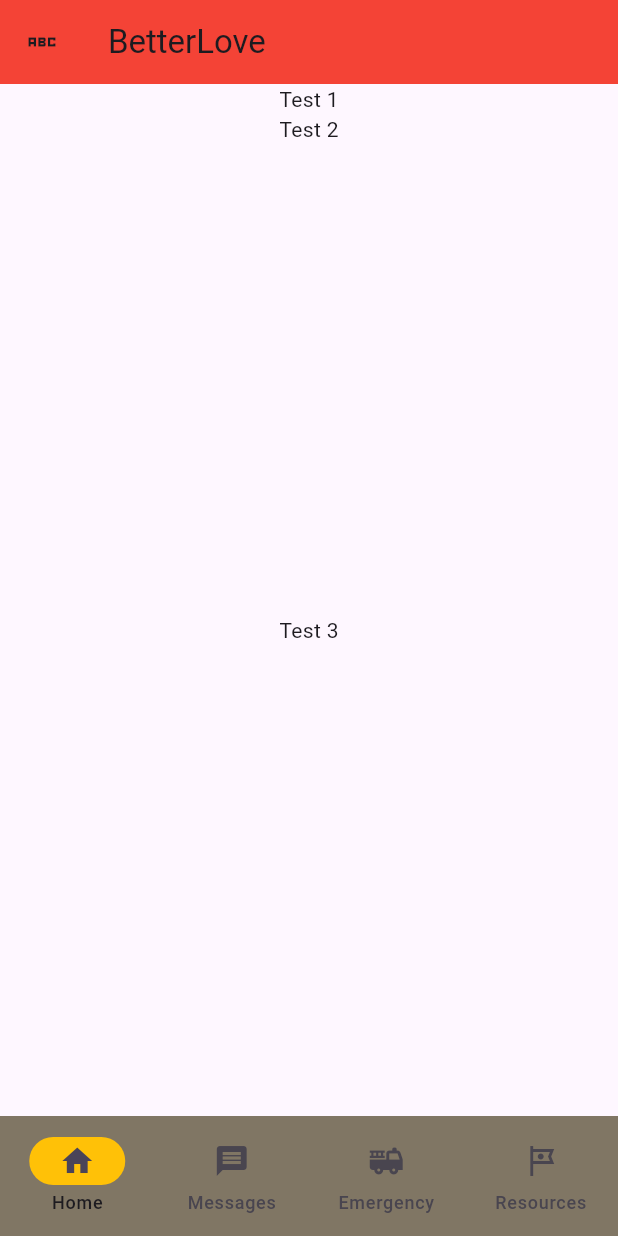
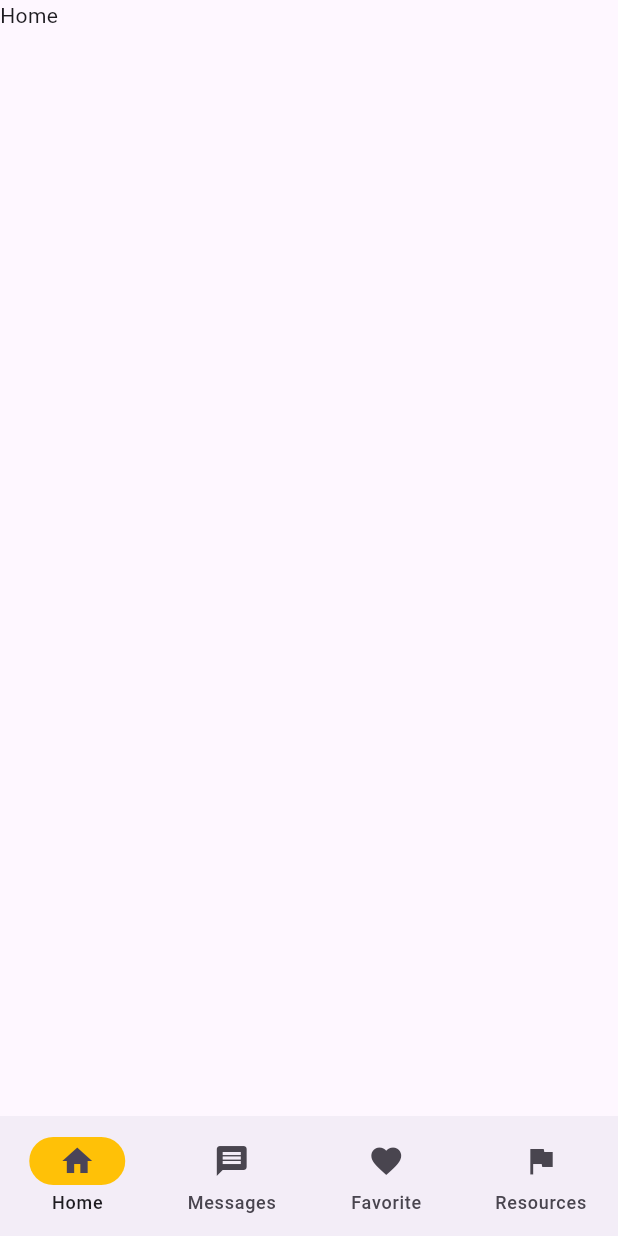
Before and after one commit to devincohen/first-flutter-app, a Flutter app: the screen it shows after launch, on a phone screen of 412 x 824 dp. Run offline on Flutter 3.47's test engine with Material 3 defaults, Android fonts, the phone set to English and light mode, and no system bars.

```diff
--- a/lib/screens/home_screen.dart
+++ b/lib/screens/home_screen.dart
@@ -1,81 +1,134 @@
 import 'package:flutter/material.dart';
-import 'package:http/http.dart' as http;
-import 'dart:convert';
-import 'second_screen.dart';
+
+
 
 class HomeScreen extends StatelessWidget {
   const HomeScreen({super.key});
 
   @override
   Widget build(BuildContext context) {
+    //return Scaffold(
+
+    //   appBar: AppBar(
+    //     backgroundColor: Colors.red,
+    //     centerTitle: false,
+    //     leading: Builder(
+    //       builder: (context) {
+    //         return IconButton(
+    //           onPressed: Scaffold.of(context).openDrawer,
+    //           icon: Icon(Icons.abc_sharp));
+    //       }),
+    //     // leading: Icon(
+    //     //     Icons.abc_sharp
+    //     // )
+    //     title: Text("BetterLove"),
+
+    //   ),
+    //   drawer: NavigationDrawer(
+    //     backgroundColor: Colors.green,
+    //     children: []
+    //   ),
+    //   body: Center(
+    //     child: Column(
+    //       children: [
+    //         Text("Test 1"),
+    //         Text("Test 2"),
+    //         Expanded(child: Center(
+    //           child: Text("Test 3"),
+    //           ),
+    //           ),
+
+    //       ]
+    //     )
+    //     // child: ElevatedButton(
+    //     //   onPressed: () async {
+    //     //     var url = Uri.parse('https://pokeapi.co/api/v2/pokemon/ditto');
+    //     //     var response = await http.get(url);
+    //     //     print('Response status: ${response.statusCode}');
+    //     //     var data = jsonDecode(response.body);
+    //     //     print(data['abilities'][0]['ability']['name']);
+    //     //     String ability = data['abilities'][0]['ability']['name'];
+    //     //     Navigator.of(context).push(MaterialPageRoute(builder: (context) => SecondScreen(ability: ability)));
+    //     //   },
+    //     //   child: Text("Go to next screen")
+    //     //   ),
+    //   ),
+    //   bottomNavigationBar: NavigationBar(
+    //       indicatorColor: Colors.amber,
+    //       backgroundColor: const Color.fromARGB(255, 128, 118, 100),
+    //       selectedIndex: 1,
+    //       onDestinationSelected: (int index){
+
+    //       },
+    //       destinations: const <Widget>[
+    //         NavigationDestination(
+    //           icon: Icon(Icons.home),
+    //           label: 'Home'),
+    //         NavigationDestination(
+    //           selectedIcon: Icon(Icons.message_outlined),
+    //           icon: Icon(Icons.message),
+    //           label: 'Messages'),
+    //         NavigationDestination(
+    //           icon: Icon(Icons.fire_truck),
+    //           label: 'Emergency'),
+    //         NavigationDestination(
+    //           icon: Icon(Icons.tour_outlined),
+    //           label: 'Resources')
+    //       ],
+    //     ),
+    // );
+    return MaterialApp(
+      home: const BottomBarMoves()
+    );
+  }
+}
+
+//stateful widget gets implanted into stateless widget
+class BottomBarMoves extends StatefulWidget{
+  const BottomBarMoves({super.key});
+
+  @override
+  State<BottomBarMoves> createState() => _BottomBarMovesState();
+}
+
+
+//state gets implanted into stateful widget
+class _BottomBarMovesState extends State<BottomBarMoves>{
+  int page = 0;
+  NavigationDestinationLabelBehavior labelBehavior = NavigationDestinationLabelBehavior.alwaysShow;
+
+  @override
+  Widget build(BuildContext build){
     return Scaffold(
-
-      appBar: AppBar(
-        backgroundColor: Colors.red,
-        centerTitle: false,
-        leading: Builder(
-          builder: (context) {
-            return IconButton(
-              onPressed: Scaffold.of(context).openDrawer,
-              icon: Icon(Icons.abc_sharp));
-          }),
-        // leading: Icon(
-        //     Icons.abc_sharp
-        // )
-        title: Text("BetterLove"),
-
-      ),
-      drawer: NavigationDrawer(
-        backgroundColor: Colors.green,
-        children: []
-      ),
-      body: Center(
-        child: Column(
-          children: [
-            Text("Test 1"),
-            Text("Test 2"),
-            Expanded(child: Center(
-              child: Text("Test 3"),
-              ),
-              ),
-
-          ]
-        )
-        // child: ElevatedButton(
-        //   onPressed: () async {
-        //     var url = Uri.parse('https://pokeapi.co/api/v2/pokemon/ditto');
-        //     var response = await http.get(url);
-        //     print('Response status: ${response.statusCode}');
-        //     var data = jsonDecode(response.body);
-        //     print(data['abilities'][0]['ability']['name']);
-        //     String ability = data['abilities'][0]['ability']['name'];
-        //     Navigator.of(context).push(MaterialPageRoute(builder: (context) => SecondScreen(ability: ability)));
-        //   },
-        //   child: Text("Go to next screen")
-        //   ),
-      ),
       bottomNavigationBar: NavigationBar(
         indicatorColor: Colors.amber,
-          backgroundColor: const Color.fromARGB(255, 128, 118, 100),
-          onDestinationSelected: (int index){
-
+        labelBehavior: labelBehavior,
+        selectedIndex: page,
+        onDestinationSelected: (int index) {
+          setState(() => page = index);
         },
-          destinations: const <Widget>[
+        destinations: const<Widget>[
           NavigationDestination(
             icon: Icon(Icons.home),
-              label: 'Home'),
+            label: "Home"),
           NavigationDestination(
-              selectedIcon: Icon(Icons.message_outlined),
             icon: Icon(Icons.message),
             label: 'Messages'),
           NavigationDestination(
-              icon: Icon(Icons.fire_truck),
-              label: 'Emergency'),
+            icon: Icon(Icons.favorite),
+            label: 'Favorite'),
           NavigationDestination(
-              icon: Icon(Icons.tour_outlined),
+            icon: Icon(Icons.flag),
             label: 'Resources')
         ],
       ),
+      body: <Widget>[
+        Text('Home'),
+        Text('Messages'),
+        Text('Favorites'),
+        Text('Resources')
+      ][page],
+
     );
   }
 }
```
Lines whose indentation alone changed are shown as unchanged.
